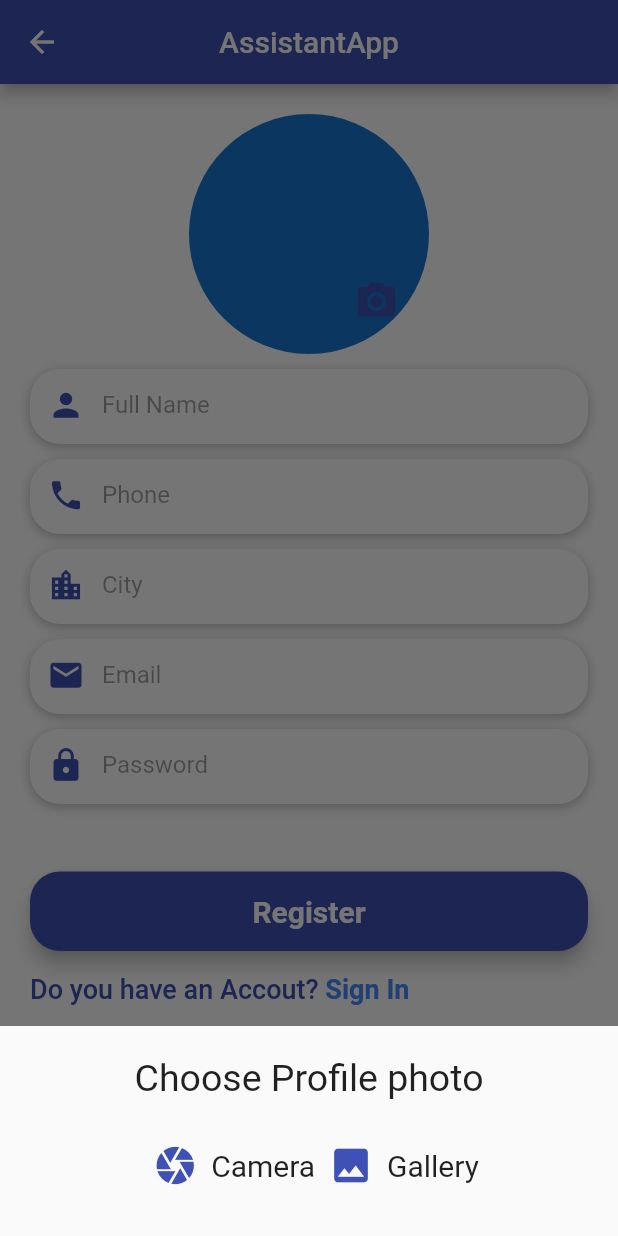
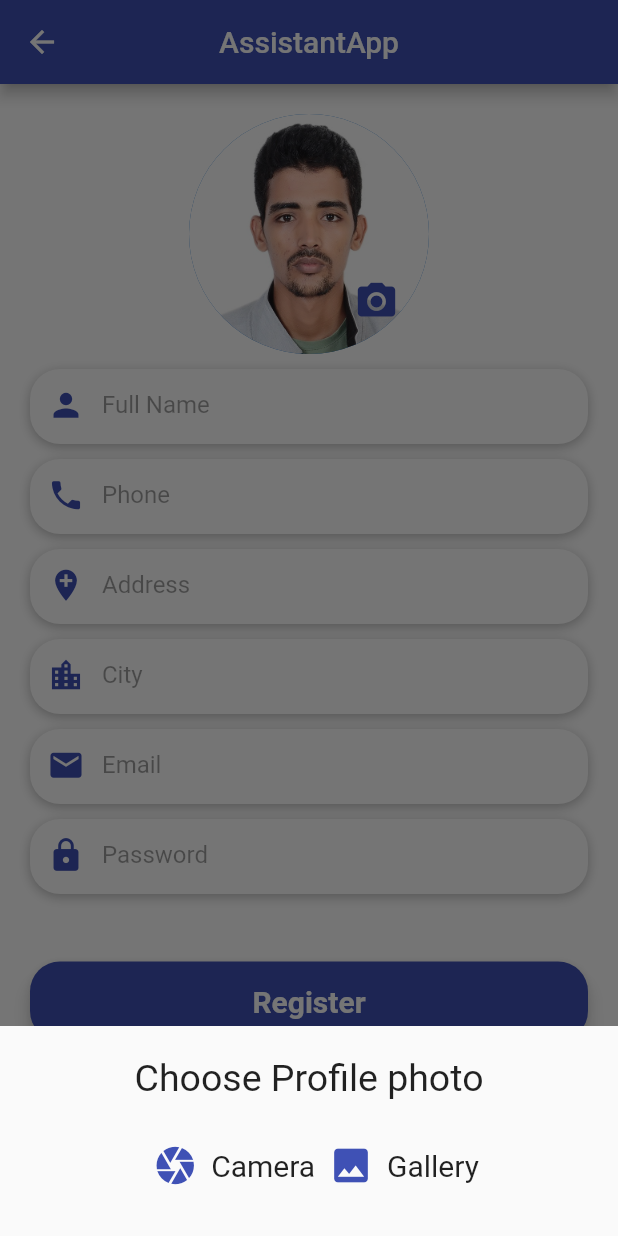
Before and after one commit to SidMhamed/AssistantApp, a Flutter app: the Register screen opened by its route, after a tap on the "camera alt" icon, on a phone screen of 412 x 824 dp. Run offline on Flutter 3.47's test engine with Material 2 defaults, Android fonts, the phone set to English and light mode, and no system bars; our stand-ins replace image_picker.

Commit message:
Some Changes

```diff
--- a/lib/UI/regester.dart
+++ b/lib/UI/regester.dart
@@ -1,3 +1,5 @@
+import 'dart:io';
+import 'dart:convert';
 import 'package:flutter/gestures.dart';
 import 'package:flutter/material.dart';
 import 'package:AssistantApp/UI/Auth/mytextfieldusername.dart';
@@ -5,6 +7,7 @@ import 'package:AssistantApp/UI/Login.dart';
 import 'package:image_picker/image_picker.dart';
 
 class Register extends StatefulWidget {
+
   @override
   State<Register> createState() => _RegisterState();
 }
@@ -12,6 +15,7 @@ class Register extends StatefulWidget {
 class _RegisterState extends State<Register> {
   late PickedFile _imageFile;
   final ImagePicker _picker = ImagePicker();
+
   @override
   Widget build(BuildContext context) {
     return Scaffold(
@@ -40,6 +44,8 @@ class _RegisterState extends State<Register> {
             SizedBox(
               height: 10,
             ),
+            addressTextField(),
+            SizedBox(height: 10,),
             cityTextField(),
             SizedBox(
               height: 10,
@@ -66,11 +72,7 @@ class _RegisterState extends State<Register> {
         children: <Widget>[
           CircleAvatar(
             radius: 80.0,
-            backgroundImage: _imageFile == null
-                ? ImageProvider('images/me.png')
-                : FileImage(
-                    File(_imageFile.path),
-                  ),
+            backgroundImage:AssetImage('images/me.png'),
           ),
           Positioned(
             bottom: 20.0,
@@ -116,7 +118,7 @@ class _RegisterState extends State<Register> {
             children: <Widget>[
               IconButton(
                 onPressed: () {
-                  takePhoto(ImageSource.camera as ImagePicker);
+                 takePhoto(ImageSource.camera);
                 },
                 icon: Icon(
                   Icons.camera,
@@ -132,7 +134,7 @@ class _RegisterState extends State<Register> {
               ),
               IconButton(
                 onPressed: () {
-                  takePhoto(ImageSource.gallery as ImagePicker);
+                  takePhoto(ImageSource.gallery);
                 },
                 icon: Icon(
                   Icons.image,
@@ -153,7 +155,7 @@ class _RegisterState extends State<Register> {
     );
   }
 
-  void takePhoto(ImagePicker source) async {
+  void takePhoto(ImageSource source) async {
     final pickedFile = await _picker.pickImage(
       source: source,
     );
@@ -221,6 +223,38 @@ class _RegisterState extends State<Register> {
               size: 25,
             ),
             hintText: 'Phone',
+            hintStyle: TextStyle(color: Colors.black38)),
+      ),
+    );
+  }
+
+  Widget addressTextField(){
+    return Container(
+      decoration: BoxDecoration(
+          color: Colors.white,
+          borderRadius: BorderRadius.circular(20),
+          boxShadow: [
+            BoxShadow(
+              color: Colors.black26,
+              blurRadius: 6,
+              offset: Offset(0, 2),
+            )
+          ]),
+      height: 50,
+      child: TextField(
+        keyboardType: TextInputType.text,
+        style: TextStyle(
+          color: Colors.black87,
+        ),
+        decoration: InputDecoration(
+            border: InputBorder.none,
+            contentPadding: EdgeInsets.only(top: 14),
+            prefixIcon: Icon(
+              Icons.add_location,
+              color: Colors.indigo,
+              size: 25,
+            ),
+            hintText: 'Address',
             hintStyle: TextStyle(color: Colors.black38)),
       ),
     );
@@ -374,4 +408,7 @@ class _RegisterState extends State<Register> {
       ),
     );
   }
+
+
+
 }
--- a/pubspec.yaml
+++ b/pubspec.yaml
@@ -32,6 +32,7 @@ dependencies:
     sdk: flutter
   image_picker: ^0.8.4+4
   http: ^0.13.4
+  camera: ^0.10.0+2
 
 
   # The following adds the Cupertino Icons font to your application.
```
Also changed, not shown: pubspec.lock.
